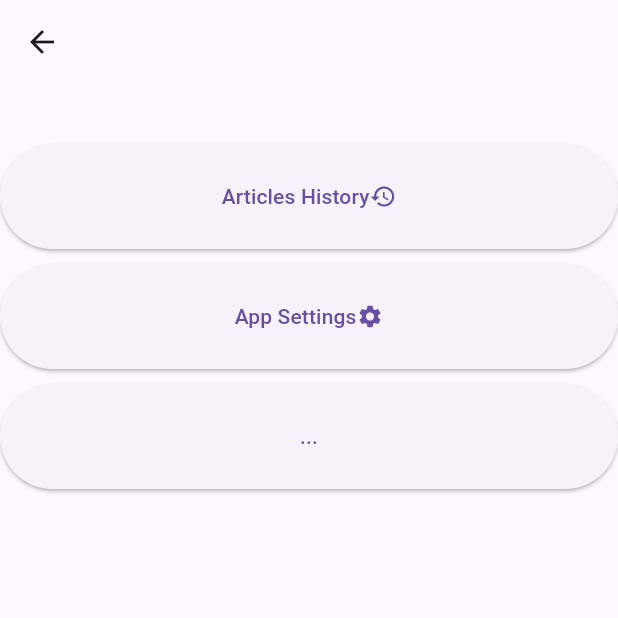
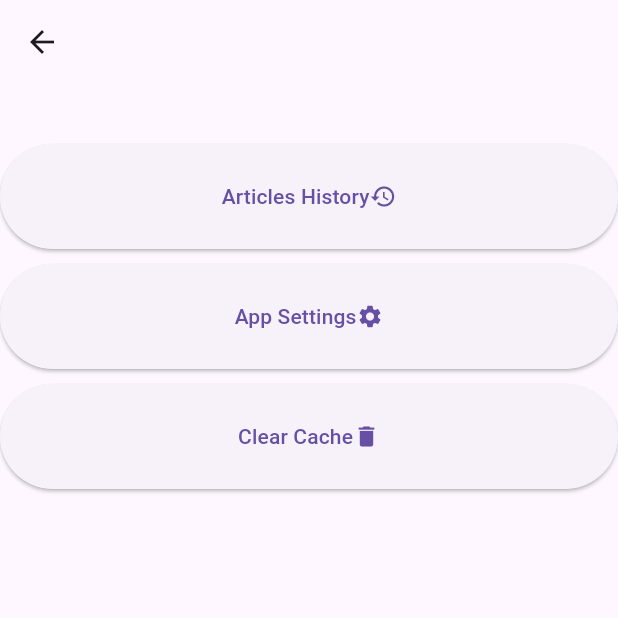
Before and after one commit to axelhallsenius/hercules, a Flutter app: the screen it shows after launch, after a tap on the "menu" icon, on a phone screen of 412 x 824 dp, the top half of it. Run offline on Flutter 3.47's test engine with Material 3 defaults, Android fonts, the phone set to English and light mode, and no system bars; our stand-ins replace sqflite; accounts and stored records are empty.

Commit message:
Refactor database queries and add clear cache functionality

```diff
--- a/lib/pages/bookmarked_page.dart
+++ b/lib/pages/bookmarked_page.dart
@@ -7,7 +7,6 @@ import 'package:sqflite/sqflite.dart';
 import 'package:path/path.dart';
 import 'package:flutter/services.dart' show rootBundle;
 import 'dart:typed_data';
-
 
 class BookmarkedPage extends StatelessWidget {
   final Future<List<String>> bookmarks;
@@ -28,7 +27,7 @@ class BookmarkedPage extends StatelessWidget {
       // Load the database file as a byte data
       ByteData data = await rootBundle.load("assets/db/hercules.db");
       List<int> bytes =
-      data.buffer.asUint8List(data.offsetInBytes, data.lengthInBytes);
+          data.buffer.asUint8List(data.offsetInBytes, data.lengthInBytes);
 
       // Write the database file to the application documents directory
       await File(path).writeAsBytes(bytes, flush: true);
@@ -41,11 +40,11 @@ class BookmarkedPage extends StatelessWidget {
   static Future<List<String>> _fetchBookmarks() async {
     try {
       var db = await openDatabaseFromAssets();
-      List<Map> result = await db.query('SELECT * FROM ARTICLES WHERE bookmark > 1');
+      List<Map> result =
+          await db.rawQuery('SELECT * FROM ARTICLES WHERE bookmark > 0');
 
       //fetch these articles
-
-
+      print(result);
       if (result.isEmpty) {
         return [];
       }
--- a/lib/pages/burger_menu.dart
+++ b/lib/pages/burger_menu.dart
@@ -51,7 +51,8 @@ class BurgerMenu extends StatelessWidget {
               ),
               SizedBox(height: 10),
               CustomElevatedButton(
-                text: '...',
+                text: 'Clear Cache',
+                icon: Icons.delete,
                 onPressed: () {},
               ),
               SizedBox(height: 10),
```
Also changed, not shown: 1 other file.
